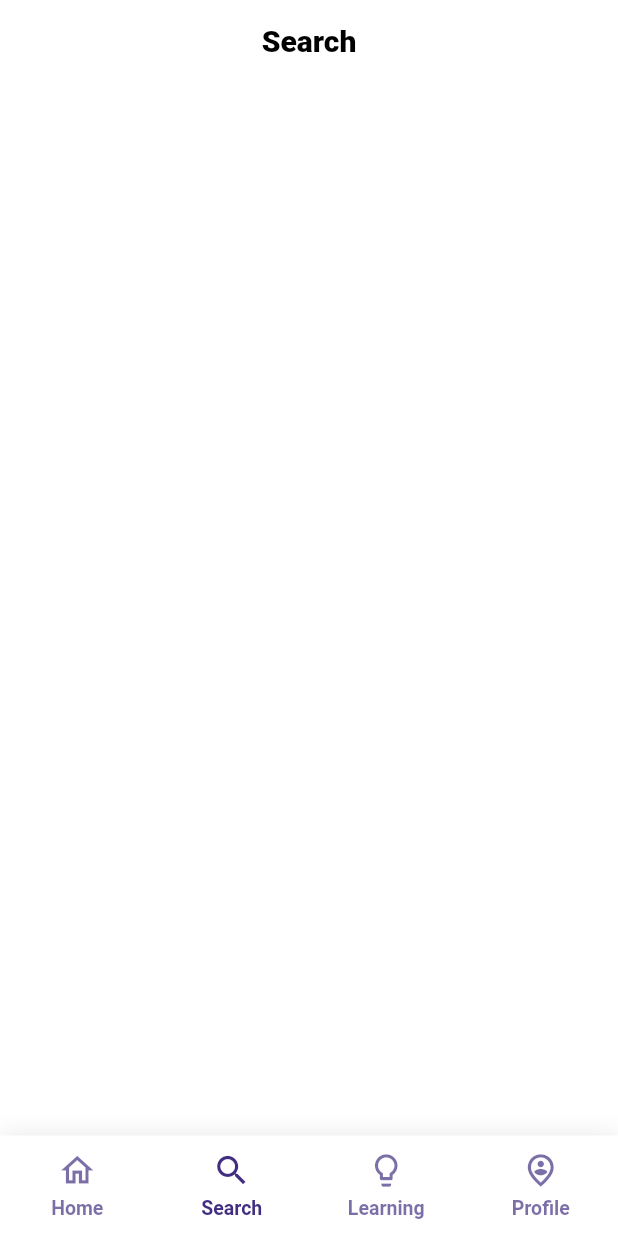
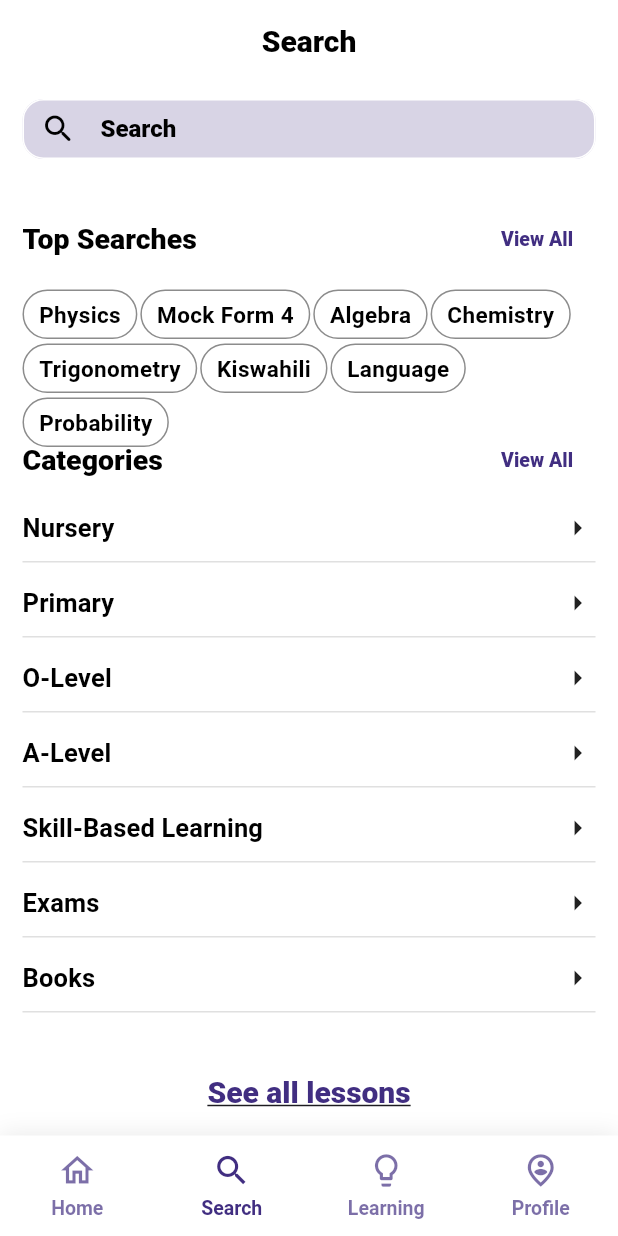
Before and after one commit to arc1o1/e_learn, a Flutter app: the screen it shows after launch, item 2 of the bottom bar chosen, on a phone screen of 412 x 824 dp. Run offline on Flutter 3.47's test engine with Material 3 defaults, Android fonts, the phone set to English and light mode, and no system bars; drawn by our look-alikes of awesome_bottom_bar; our stand-ins replace cached_network_image, flutter_dotenv, flutter_image_slideshow, flutter_local_notifications, flutter_screenutil, get_storage and 3 more; network calls fail; Roboto replaces fonts that are missing (NunitoSans).

Commit message:
search_screen_ui_completed_with_missing_navigation_buttons

```diff
--- a/lib/features/search/search_screen.dart
+++ b/lib/features/search/search_screen.dart
@@ -1,3 +1,5 @@
+import 'package:e_learn/features/widgets/section_header.dart';
+import 'package:e_learn/utils/constants/color_strings.dart';
 import 'package:flutter/material.dart';
 
 class SearchScreen extends StatelessWidget {
@@ -5,6 +7,28 @@ class SearchScreen extends StatelessWidget {
 
   @override
   Widget build(BuildContext context) {
+    // var
+    List<String> topSearches = [
+      'Physics',
+      "Mock Form 4",
+      "Algebra",
+      "Chemistry",
+      "Trigonometry",
+      "Kiswahili",
+      "Language",
+      "Probability",
+    ];
+
+    List<String> categories = [
+      'Nursery',
+      'Primary',
+      'O-Level',
+      'A-Level',
+      'Skill-Based Learning',
+      'Exams',
+      'Books',
+    ];
+
     return Scaffold(
       appBar: AppBar(
         centerTitle: true,
@@ -14,7 +38,149 @@ class SearchScreen extends StatelessWidget {
           style: Theme.of(context).textTheme.headlineSmall,
         ),
       ),
-      body: ListView(),
+      body: ListView(
+        shrinkWrap: true,
+        scrollDirection: Axis.vertical,
+        padding: EdgeInsets.symmetric(horizontal: 15, vertical: 10),
+        children: [
+          // search textfield
+          Container(
+            color: Colors.transparent,
+            height: 40,
+            child: TextField(
+              decoration: InputDecoration(
+                filled: true,
+                fillColor: Color(0x35412E81),
+                contentPadding: const EdgeInsets.all(0),
+                border: OutlineInputBorder(
+                  borderRadius: BorderRadius.circular(10000),
+                  borderSide: const BorderSide(color: Colors.black),
+                ),
+                prefixIcon: const Icon(Icons.search_rounded),
+                hintText: "Search",
+                hintStyle: Theme.of(context)
+                    .textTheme
+                    .headlineSmall!
+                    .copyWith(fontSize: 16),
+              ),
+            ),
+          ),
+
+          // Items to show if nothing is being typed in the search bar
+          Column(
+            children: [
+              const SizedBox(height: 40),
+
+              // top search section
+              // section header
+              SectionHeader(title: "Top Searches", showActionButton: false),
+
+              const SizedBox(height: 20),
+
+              // top searches them selves
+              Container(
+                height: 70,
+                alignment: Alignment.centerLeft,
+                child: Wrap(
+                  spacing: 2,
+                  runSpacing: 3,
+                  children: topSearches
+                      .map(
+                        (topSearch) => Container(
+                          padding:
+                              EdgeInsets.symmetric(horizontal: 10, vertical: 5),
+                          decoration: BoxDecoration(
+                            borderRadius: BorderRadius.circular(1000),
+                            border: Border.all(color: Colors.black45),
+                          ),
+                          child: Text(
+                            topSearch,
+                            style: Theme.of(context)
+                                .textTheme
+                                .bodyMedium!
+                                .copyWith(
+                                  fontSize: 15,
+                                  fontWeight: FontWeight.w600,
+                                ),
+                          ),
+                        ),
+                      )
+                      .toList(),
+                ),
+              ),
+
+              const SizedBox(height: 30),
+
+              // all categories section
+              // section header
+              SectionHeader(title: "Categories", showActionButton: false),
+
+              const SizedBox(height: 10),
+
+              // categories
+              Container(
+                height: 350,
+                color: Colors.transparent,
+                child: ListView.separated(
+                  shrinkWrap: true,
+                  scrollDirection: Axis.vertical,
+                  physics: NeverScrollableScrollPhysics(),
+                  itemCount: categories.length,
+                  separatorBuilder: (_, __) => const SizedBox(height: 5),
+                  itemBuilder: (_, index) => Container(
+                    height: 45,
+                    padding: EdgeInsets.symmetric(vertical: 10),
+                    decoration: BoxDecoration(
+                      color: Colors.transparent,
+                      border: Border(bottom: BorderSide(color: Colors.black12)),
+                    ),
+                    child: Row(
+                      mainAxisAlignment: MainAxisAlignment.spaceBetween,
+                      children: [
+                        // category name
+                        Text(
+                          categories[index],
+                          style: Theme.of(context)
+                              .textTheme
+                              .titleSmall!
+                              .copyWith(
+                                  fontSize: 17, fontWeight: FontWeight.w600),
+                        ),
+
+                        // icon
+                        Icon(Icons.arrow_right),
+                      ],
+                    ),
+                  ),
+                ),
+              ),
+
+              const SizedBox(height: 30),
+
+              // all lessons
+              InkWell(
+                onTap: () {},
+                borderRadius: BorderRadius.circular(1000),
+                child: Padding(
+                  padding: const EdgeInsets.symmetric(
+                    horizontal: 50,
+                    vertical: 5,
+                  ),
+                  child: Text(
+                    "See all lessons",
+                    style: Theme.of(context).textTheme.headlineSmall!.copyWith(
+                          color: ColorStrings.primary,
+                          fontSize: 20,
+                          fontWeight: FontWeight.w800,
+                          decoration: TextDecoration.underline,
+                        ),
+                  ),
+                ),
+              )
+            ],
+          )
+        ],
+      ),
     );
   }
 }
```
